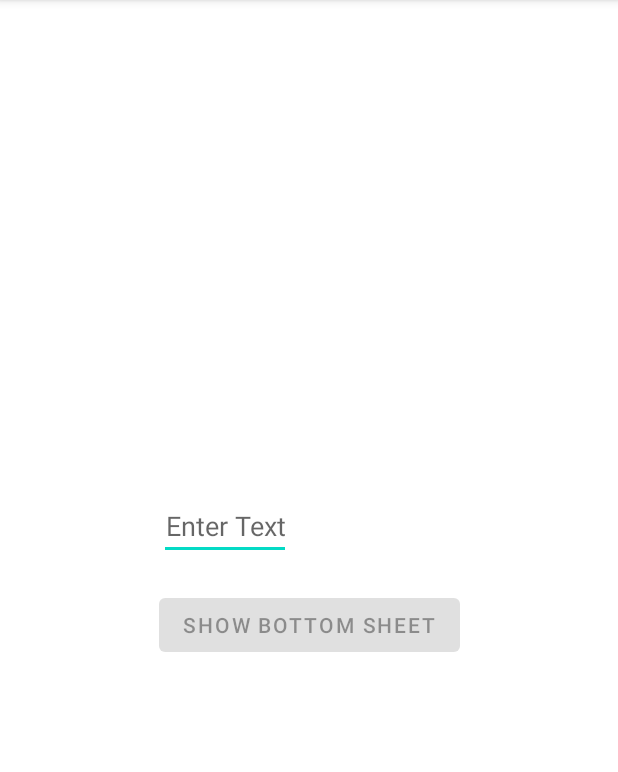
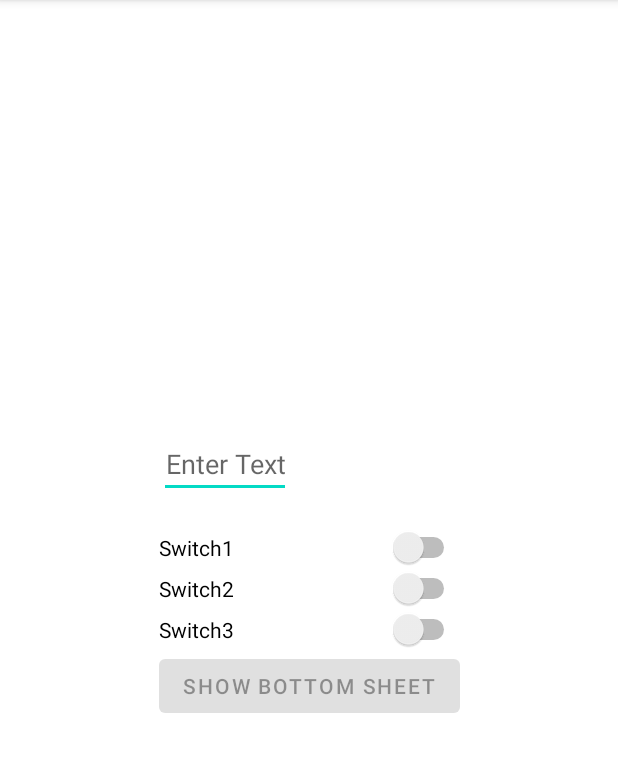
Before and after one commit to fishkingsin/FlowWithMVVMExample, an Android app: the screen it shows after launch (MainActivity), on a phone screen of 412 x 824 dp, the part 84-856 px from its top. Run offline under Robolectric (Android 15) with nearby library versions, the phone set to English and light mode, and no system bars; our stand-ins replace data binding; libraries missing offline, so code that uses them is left out: android.widget.

Commit message:
update use case

```diff
--- a/app/src/main/java/com/example/flowwithmvvmexample/Main.kt
+++ b/app/src/main/java/com/example/flowwithmvvmexample/Main.kt
@@ -1,12 +1,11 @@
 package com.example.flowwithmvvmexample
 
-import androidx.lifecycle.*
-import androidx.lifecycle.ViewModel
+import androidx.lifecycle.LifecycleObserver
+import androidx.lifecycle.LiveData
+import androidx.lifecycle.MutableLiveData
+import androidx.lifecycle.viewModelScope
 import kotlinx.coroutines.*
 import kotlinx.coroutines.flow.*
-import kotlinx.coroutines.CoroutineScope
-import kotlinx.coroutines.Job
-import kotlinx.coroutines.async
 import java.util.concurrent.CancellationException
 import java.util.concurrent.atomic.AtomicReference
 
@@ -38,16 +37,21 @@ interface Main {
     interface Inputs {
         fun setText(text: CharSequence): Job
         fun setOption1(option: String): Job
+        fun enable1(value: Boolean): Job
+        fun enable2(value: Boolean): Job
+        fun enable3(value: Boolean): Job
         fun getOptions2(): Job
         fun onButtonClick(): Job
     }
 
     interface Outputs {
+        val enableButton: Flow<Boolean>
         val text: Flow<String>
         val options1: SharedFlow<List<String>>
         val selectedOption: Flow<String>
         val options2: Flow<List<String>>
         val didClickButton: SharedFlow<Unit>
+        val showBottomSheet: Flow<String>
     }
 
     interface ViewModelType {
@@ -55,14 +59,15 @@ interface Main {
         val outputs: Outputs
     }
 
-    class ViewModel: androidx.lifecycle.ViewModel(), LifecycleObserver, ViewModelType, Inputs, Outputs {
+    class ViewModel : androidx.lifecycle.ViewModel(), LifecycleObserver, ViewModelType, Inputs,
+        Outputs {
         override val inputs: Inputs
             get() = this
         override val outputs: Outputs
             get() = this
 
 
-        override fun setText(text: CharSequence): Job = launchUI{
+        override fun setText(text: CharSequence): Job = launchUI {
             _text.emit(text.toString())
         }
 
@@ -70,18 +75,43 @@ interface Main {
             _selectedOption.emit(option)
         }
 
+        override fun enable1(value: Boolean): Job = launchUI {
+            _enable1.emit(value)
+        }
+
+        override fun enable2(value: Boolean): Job = launchUI {
+            _enable2.emit(value)
+        }
+
+        override fun enable3(value: Boolean): Job = launchUI {
+            _enable3.emit(value)
+        }
+
         override fun getOptions2() = launchUI {
 
         }
 
         override fun onButtonClick(): Job = launchUI {
-            _didClikcButton.emit(Unit)
+            _didClickButton.emit(Unit)
             _options2.emit(mutableListOf("1", "2", "3", "4", "5"))
         }
+
+        override val enableButton: Flow<Boolean>
+            get() = combine(
+                _text,
+                _enable1,
+                _enable2,
+                _enable3,
+            ) { a, b, c, d ->
+                return@combine !a.isNullOrEmpty() && b == true && c == true && d == true
+            }
 
         override val text: Flow<String>
             get() = _text.filterNotNull()
         private val _text: MutableStateFlow<String?> = MutableStateFlow("")
+        private val _enable1: MutableStateFlow<Boolean?> = MutableStateFlow(null)
+        private val _enable2: MutableStateFlow<Boolean?> = MutableStateFlow(null)
+        private val _enable3: MutableStateFlow<Boolean?> = MutableStateFlow(null)
 
         override val options1: SharedFlow<List<String>>
             get() = _options1
@@ -94,14 +124,19 @@ interface Main {
             get() = _options2.mapNotNull { it }
 
         override val didClickButton: SharedFlow<Unit>
-            get() = _didClikcButton
-        private val _didClikcButton: MutableSharedFlow<Unit> = MutableSharedFlow(replay = 0)
+            get() = _didClickButton
+        override val showBottomSheet: Flow<String>
+            get() = didClickButton
+                .withLatestFrom(text) { _, b ->
+                    return@withLatestFrom b
+                }.filter { it.isNotEmpty() }
+        private val _didClickButton: MutableSharedFlow<Unit> = MutableSharedFlow(replay = 0)
 
         protected val error by lazy { MutableLiveData<Exception>() }
 
         protected val finally by lazy { MutableLiveData<Int>() }
 
-        private fun launchUI(block: suspend CoroutineScope.() -> Unit) : Job = viewModelScope.async {
+        private fun launchUI(block: suspend CoroutineScope.() -> Unit): Job = viewModelScope.async {
             try {
                 block()
             } catch (e: Exception) {
--- a/app/src/main/java/com/example/flowwithmvvmexample/MainActivity.kt
+++ b/app/src/main/java/com/example/flowwithmvvmexample/MainActivity.kt
@@ -3,8 +3,10 @@ package com.example.flowwithmvvmexample
 import android.os.Bundle
 import androidx.appcompat.app.AppCompatActivity
 import androidx.databinding.DataBindingUtil
+import androidx.lifecycle.Lifecycle
 import androidx.lifecycle.ViewModelProvider
 import androidx.lifecycle.lifecycleScope
+import androidx.lifecycle.repeatOnLifecycle
 import com.example.flowwithmvvmexample.databinding.ActivityMainBinding
 import kotlinx.coroutines.flow.filter
 import kotlinx.coroutines.launch
@@ -37,22 +39,26 @@ class MainActivity : AppCompatActivity() {
 
     private fun bindViewModel() {
         lifecycleScope.launch {
-            viewModel.outputs.selectedOption.collect {
-                binding.textView.text = it
-                hideSelectionBottomSheet()
+            repeatOnLifecycle(Lifecycle.State.STARTED) {
+                viewModel.outputs.selectedOption.collect {
+                    binding.textView.text = it
+                    hideSelectionBottomSheet()
+                }
             }
         }
 
         lifecycleScope.launch {
-            viewModel.outputs.text.collect {
-                binding.button.isEnabled = it.isNotEmpty()
+            repeatOnLifecycle(Lifecycle.State.STARTED) {
+                viewModel.outputs.enableButton.collect {
+                    binding.button.isEnabled = it
+                }
             }
         }
         lifecycleScope.launch {
-            viewModel.outputs.didClickButton.withLatestFrom(viewModel.outputs.text) { _, b ->
-                return@withLatestFrom b
-            }.filter { it.isNotEmpty() }.collect {
-                showSelectionBottomSheet()
+            repeatOnLifecycle(Lifecycle.State.STARTED) {
+                viewModel.outputs.showBottomSheet.collect {
+                    showSelectionBottomSheet()
+                }
             }
         }
     }
--- a/app/src/main/res/layout/activity_main.xml
+++ b/app/src/main/res/layout/activity_main.xml
@@ -37,6 +37,27 @@
                 android:gravity="center|center_horizontal|center_vertical"
                 android:text="@{data, default=HelloWorld}" />
 
+            <Switch
+                android:id="@+id/switch1"
+                android:layout_width="match_parent"
+                android:layout_height="wrap_content"
+                android:text="Switch1"
+                android:onCheckedChanged="@{(v, b) -> viewModel.inputs.enable1(b)}"/>
+
+            <Switch
+                android:id="@+id/switch2"
+                android:layout_width="match_parent"
+                android:layout_height="wrap_content"
+                android:text="Switch2"
+                android:onCheckedChanged="@{(v, b) -> viewModel.inputs.enable2(b)}"/>
+
+            <Switch
+                android:id="@+id/switch3"
+                android:layout_width="match_parent"
+                android:layout_height="wrap_content"
+                android:text="Switch3"
+                android:onCheckedChanged="@{(v, b) -> viewModel.inputs.enable3(b)}"/>
+
             <Button
                 android:id="@+id/button"
                 android:layout_width="wrap_content"
```
